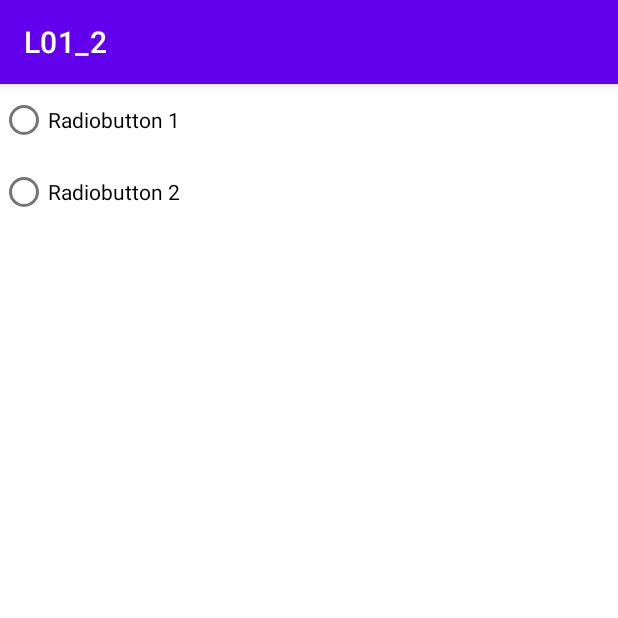
After one commit to 254534/L01_2, an Android app: the Activity2 screen opened directly, with no data from a screen before it, on a phone screen of 412 x 824 dp, the top half of it. The commit adds this screen. Run offline under Robolectric (Android 15) with nearby library versions, the phone set to English and light mode, and no system bars.

Commit message:
z cz3 dodane radiobuttony w activity2, button1_m ustawiony

```diff
--- a/app/src/main/AndroidManifest.xml
+++ b/app/src/main/AndroidManifest.xml
@@ -1,6 +1,6 @@
 <?xml version="1.0" encoding="utf-8"?>
 <manifest xmlns:android="http://schemas.android.com/apk/res/android"
-    package="com.example.l01_2">
+    package="com.example.l01_2" >
 
     <application
         android:allowBackup="true"
@@ -8,10 +8,13 @@
         android:label="@string/app_name"
         android:roundIcon="@mipmap/ic_launcher_round"
         android:supportsRtl="true"
-        android:theme="@style/Theme.L01_2">
+        android:theme="@style/Theme.L01_2" >
+        <activity
+            android:name=".Activity2"
+            android:exported="false" />
         <activity
             android:name=".MainActivity"
-            android:exported="true">
+            android:exported="true" >
             <intent-filter>
                 <action android:name="android.intent.action.MAIN" />
 
--- /dev/null
+++ b/app/src/main/java/com/example/l01_2/Activity2.kt
@@ -0,0 +1,11 @@
+package com.example.l01_2
+
+import androidx.appcompat.app.AppCompatActivity
+import android.os.Bundle
+
+class Activity2 : AppCompatActivity() {
+    override fun onCreate(savedInstanceState: Bundle?) {
+        super.onCreate(savedInstanceState)
+        setContentView(R.layout.activity_2)
+    }
+}
--- a/app/src/main/java/com/example/l01_2/MainActivity.kt
+++ b/app/src/main/java/com/example/l01_2/MainActivity.kt
@@ -1,11 +1,19 @@
 package com.example.l01_2
 
+import android.content.Intent
 import androidx.appcompat.app.AppCompatActivity
 import android.os.Bundle
+import android.widget.Button
 
 class MainActivity : AppCompatActivity() {
     override fun onCreate(savedInstanceState: Bundle?) {
         super.onCreate(savedInstanceState)
         setContentView(R.layout.activity_main)
+
+        val button1: Button = findViewById(R.id.button1_m)
+        button1.setOnClickListener { view ->
+            val myIntent = Intent(this, Activity2::class.java)
+            startActivity(myIntent)
+        }
     }
 }
--- /dev/null
+++ b/app/src/main/res/layout/activity_2.xml
@@ -0,0 +1,27 @@
+<?xml version="1.0" encoding="utf-8"?>
+<androidx.constraintlayout.widget.ConstraintLayout
+    xmlns:android="http://schemas.android.com/apk/res/android"
+    xmlns:tools="http://schemas.android.com/tools"
+    xmlns:app="http://schemas.android.com/apk/res-auto"
+    android:layout_width="match_parent"
+    android:layout_height="match_parent"
+    tools:context=".Activity2">
+
+  <RadioGroup
+      android:layout_width="wrap_content"
+      android:layout_height="wrap_content">
+          <RadioButton
+              android:id="@+id/radioButton1_2"
+              android:layout_width="wrap_content"
+              android:layout_height="wrap_content"
+              android:text="@string/act2_radiobutton1"
+              />
+
+          <RadioButton
+              android:id="@+id/radioButton2_2"
+              android:layout_width="wrap_content"
+              android:layout_height="wrap_content"
+              android:text="@string/act2_radiobutton2"
+              />
+      </RadioGroup>
+</androidx.constraintlayout.widget.ConstraintLayout>
--- a/app/src/main/res/values/strings.xml
+++ b/app/src/main/res/values/strings.xml
@@ -3,6 +3,8 @@
     <string name="actM_button1">1</string>
     <string name="actM_button2">2</string>
     <string name="actM_button3">3</string>
+    <string name="act2_radiobutton1">Radiobutton 1</string>
+    <string name="act2_radiobutton2">Radiobutton 2</string>
     <string name="actM_text1">wyśrodkowany krótki opis</string>
     <string name="actM_text2">Kamila Sproska</string>
 </resources>
```
